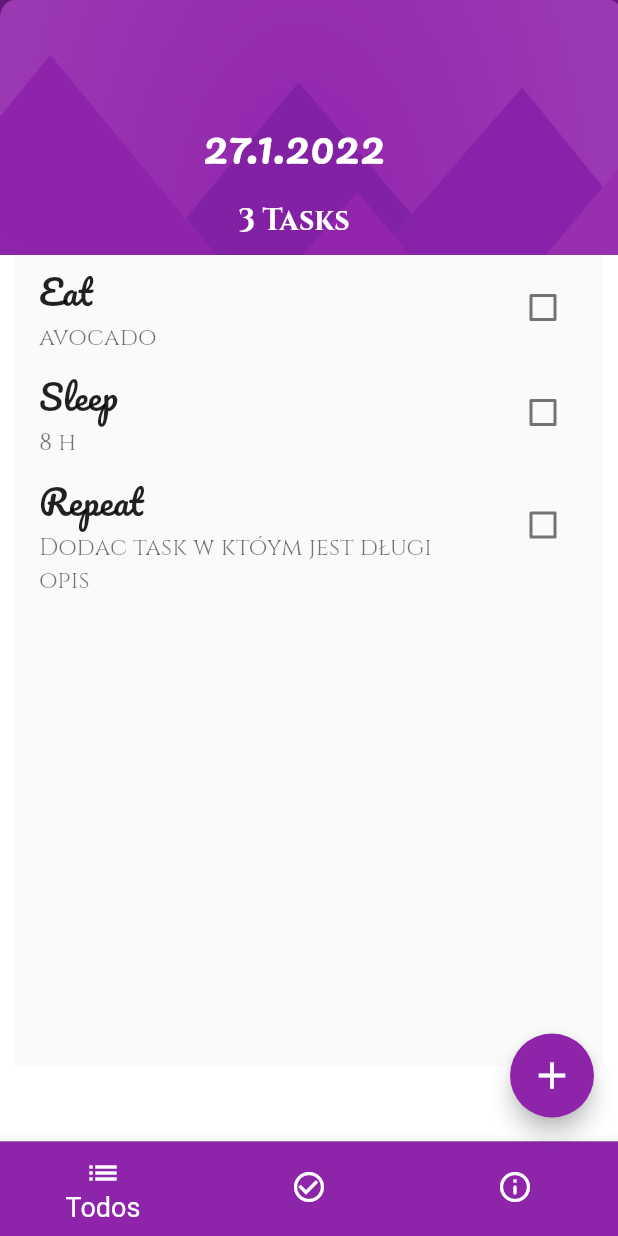
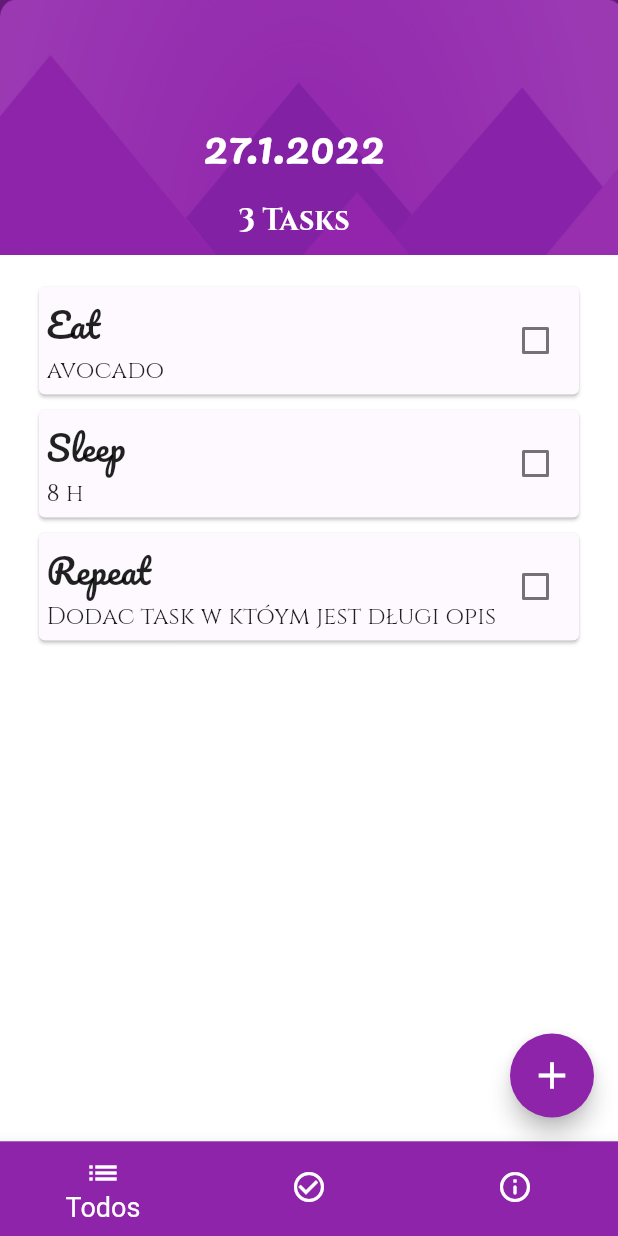
Before and after one commit to WeronikaWItt/todoey, a Flutter app: the screen it shows after launch, on a phone screen of 412 x 824 dp. Run offline on Flutter 3.47's test engine with Material 2 defaults, Android fonts, the phone set to English and light mode, and no system bars; drawn by our look-alikes of flutter_slidable; our stand-ins replace shared_preferences.

Commit message:
code refactored

```diff
--- a/lib/widgets/done_tasks.dart
+++ b/lib/widgets/done_tasks.dart
@@ -2,7 +2,7 @@ import 'package:flutter/material.dart';
 import 'package:provider/provider.dart';
 import 'package:to_do/constants.dart';
 import 'package:to_do/models/task_data.dart';
-import 'package:to_do/widgets/tasks_tile.dart';
+import 'package:to_do/widgets/task_widget.dart';
 
 class DoneTasks extends StatefulWidget {
   @override
@@ -13,9 +13,9 @@ class _DoneTasksState extends State<DoneTasks> {
   @override
   Widget build(BuildContext context) {
     final provider = Provider.of<TaskData>(context);
-    final dones = provider.tasksCompleted;
+    final doneTasks = provider.tasksCompleted;
 
-    return dones.isEmpty
+    return doneTasks.isEmpty
         ? Center(
             child: Text(
               'Nothing completed',
@@ -23,11 +23,11 @@ class _DoneTasksState extends State<DoneTasks> {
             ),
           )
         : ListView.builder(
-            itemCount: dones.length,
+            itemCount: doneTasks.length,
             itemBuilder: (context, index) {
-              final task = dones[index];
+              final task = doneTasks[index];
 
-              return TasksTile(
+              return TaskWidget(
                 task: task,
               );
             },
--- a/lib/widgets/tasks_list.dart
+++ b/lib/widgets/tasks_list.dart
@@ -1,10 +1,10 @@
 import 'package:flutter/material.dart';
-import 'package:flutter_slidable/flutter_slidable.dart';
 import 'package:provider/provider.dart';
+import 'package:to_do/constants.dart';
 import 'package:to_do/models/task.dart';
 import 'package:to_do/models/task_data.dart';
 import 'package:to_do/screens/edit_task.dart';
-import 'package:to_do/widgets/tasks_tile.dart';
+import 'package:to_do/widgets/task_widget.dart';
 
 class TasksList extends StatelessWidget {
   void editTask(BuildContext context, Task task) => Navigator.of(context).push(
@@ -17,44 +17,24 @@ class TasksList extends StatelessWidget {
 
   @override
   Widget build(BuildContext context) {
-    return Scaffold(
-      body: Consumer<TaskData>(
-        builder: (context, taskData, child) {
-          return ListView.builder(
-            physics: const AlwaysScrollableScrollPhysics(),
+    final provider = Provider.of<TaskData>(context);
+    final tasks = provider.tasks;
+    return tasks.isEmpty
+        ? Center(
+            child: Text(
+              "No tasks",
+              style: kPacificoHeader,
+            ),
+          )
+        : ListView.builder(
+            physics: BouncingScrollPhysics(),
+            padding: EdgeInsets.all(16),
+            itemCount: tasks.length,
             itemBuilder: (context, index) {
-              final task = taskData.tasks[index];
-              return Slidable(
-                key: Key(task.id.toString()),
-                endActionPane: ActionPane(
-                  motion: ScrollMotion(),
-                  children: [
-                    SlidableAction(
-                      onPressed: (BuildContext context) => taskData.deleteTask(task),
-                      backgroundColor: Color(0xFFFE4A49),
-                      foregroundColor: Colors.white,
-                      icon: Icons.delete,
-                      label: 'Delete',
-                    ),
-                  ],
-                ),
-                child: GestureDetector(
-                  onTap: () => editTask(context, task),
-                  child: TasksTile(
-                    taskTitle: task.taskTitle,
-                    taskDescription: task.description,
-                    isChecked: task.isDone,
-                    checkboxCallback: (checkboxCallback) {
-                      taskData.updateTaskStatus(task);
-                    },
-                  ),
-                ),
-              );
+              final task = tasks[index];
+
+              return TaskWidget(task: task);
             },
-            itemCount: taskData.taskCount,
           );
-        },
-      ),
-    );
   }
 }
```
